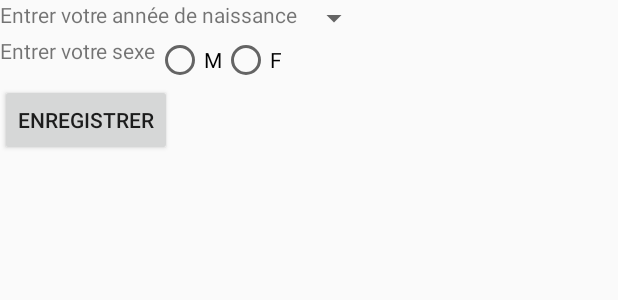
After one commit to ThibautGoutel/HappyOrNotHappy_master, an Android app: the layout alert_dialog.xml on its own in the app's theme, with its tools: preview values and no code run, on a phone screen of 412 x 824 dp. The commit adds this screen. Shown: the top 300 px of the screen. Run offline under Robolectric (Android 15) with nearby library versions, the phone set to English and light mode, and no system bars.

Commit message:
smiley moche

```diff
--- /dev/null
+++ b/app/src/main/res/layout/alert_dialog.xml
@@ -0,0 +1,52 @@
+<?xml version="1.0" encoding="utf-8"?>
+<LinearLayout
+    xmlns:android="http://schemas.android.com/apk/res/android" android:layout_width="match_parent"
+    android:layout_height="match_parent"
+    android:orientation="vertical">
+
+    <LinearLayout
+        android:layout_width="wrap_content"
+        android:layout_height="wrap_content">
+
+        <TextView
+            android:layout_width="wrap_content"
+            android:layout_height="wrap_content"
+            android:text="Entrer votre année de naissance"/>
+
+        <Spinner
+            android:id="@+id/year"
+            android:layout_width="wrap_content"
+            android:layout_height="wrap_content"></Spinner>
+    </LinearLayout>
+
+    <LinearLayout
+        android:layout_width="wrap_content"
+        android:layout_height="wrap_content">
+
+        <TextView
+            android:layout_width="wrap_content"
+            android:layout_height="wrap_content"
+            android:text="Entrer votre sexe"/>
+
+        <RadioGroup xmlns:android="http://schemas.android.com/apk/res/android"
+            android:layout_width="wrap_content"
+            android:layout_height="wrap_content"
+            android:orientation="horizontal">
+            <RadioButton android:id="@+id/male"
+                android:layout_width="wrap_content"
+                android:layout_height="wrap_content"
+                android:text="M"/>
+            <RadioButton android:id="@+id/female"
+                android:layout_width="wrap_content"
+                android:layout_height="wrap_content"
+                android:text="F"/>
+        </RadioGroup>
+    </LinearLayout>
+
+    <Button
+        android:id="@+id/save"
+        android:layout_width="wrap_content"
+        android:layout_height="wrap_content"
+        android:text="ENREGISTRER"/>
+
+</LinearLayout>
```
Also changed, not shown: app/src/main/java/com/example/thibautgoutel/HappyOrNotHappy/Main/MainActivity.java (+65 -3 lines).
